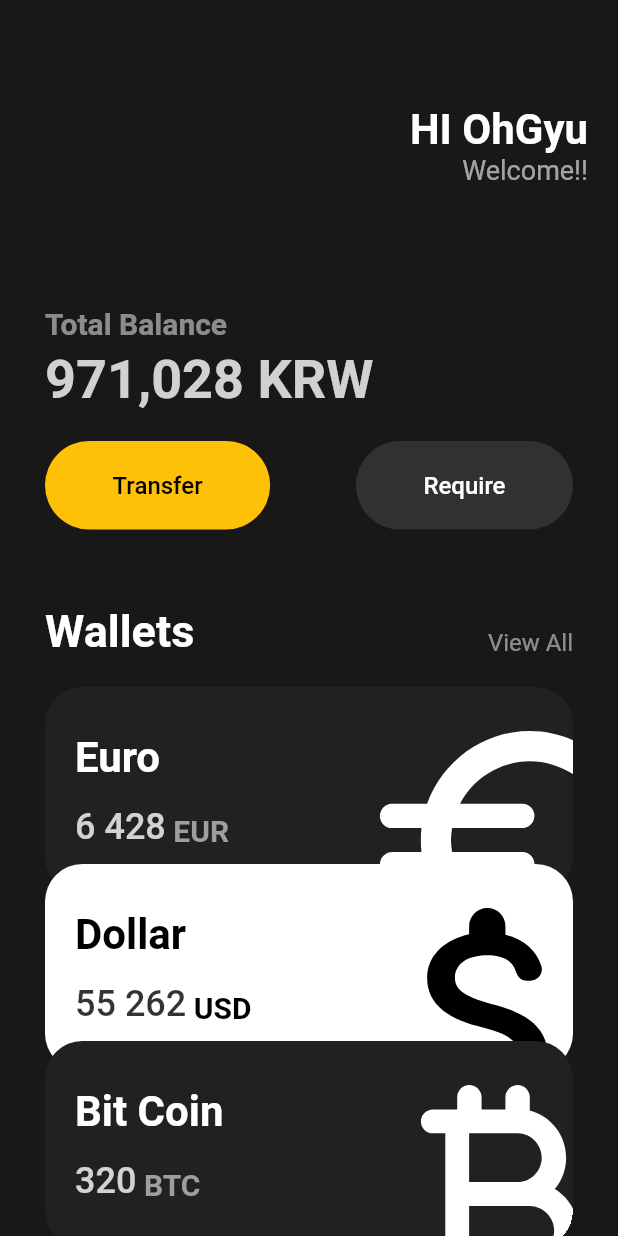
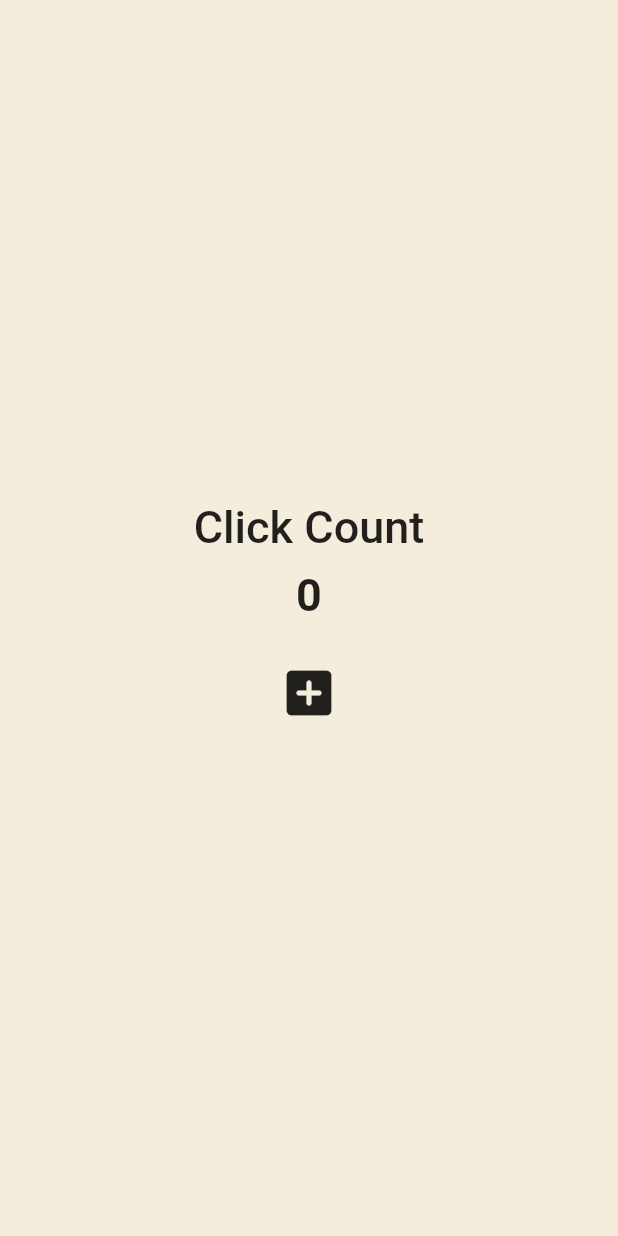
Before and after one commit to Oh9yu/flutterPractice, a Flutter app: the screen it shows after launch, on a phone screen of 412 x 824 dp. Run offline on Flutter 3.47's test engine with Material 2 defaults, Android fonts, the phone set to English and light mode, and no system bars.

Commit message:
Add : flutter stateful Widget

```diff
--- a/lib/Widget/cardui.dart
+++ b/lib/Widget/cardui.dart
@@ -8,6 +8,7 @@ class CardUI extends StatelessWidget {
   final Color titleColor;
   final Color locColor;
   final IconData icon;
+  final double offset;
 
   const CardUI(
       {super.key,
@@ -17,11 +18,14 @@ class CardUI extends StatelessWidget {
       required this.loc,
       required this.titleColor,
       required this.locColor,
-      required this.icon});
+      required this.icon,
+      required this.offset});
 
   @override
   Widget build(BuildContext context) {
-    return Container(
+    return Transform.translate(
+      offset: Offset(0, -offset),
+      child: Container(
         clipBehavior: Clip.hardEdge,
         decoration: BoxDecoration(
           borderRadius: BorderRadius.circular(25),
@@ -83,6 +87,7 @@ class CardUI extends StatelessWidget {
             ],
           ),
         ),
+      ),
     );
   }
 }
--- a/lib/main.dart
+++ b/lib/main.dart
@@ -3,8 +3,59 @@ import 'package:flutter_practice/Widget/Button.dart';
 import 'package:flutter_practice/Widget/cardui.dart';
 
 void main() {
-  runApp(App());
+  runApp(Stateapp());
 }
+
+class Stateapp extends StatefulWidget {
+  const Stateapp({super.key});
+
+  @override
+  State<Stateapp> createState() => _StateappState();
+}
+
+class _StateappState extends State<Stateapp> {
+  List<int> numberlist = [];
+  int counter = 0;
+
+  void clickHandler() {
+    setState(() {
+      counter++;
+      numberlist.add(counter);
+    });
+  }
+
+  @override
+  Widget build(BuildContext context) {
+    return MaterialApp(
+      home: Scaffold(
+        backgroundColor: Color(0xFFF4EDDB),
+        body: Center(
+          child: Column(
+            mainAxisAlignment: MainAxisAlignment.center,
+            children: [
+              Text('Click Count',
+                  style: TextStyle(fontSize: 30, fontWeight: FontWeight.w500)),
+              SizedBox(height: 10),
+              Text(
+                '$counter',
+                style: TextStyle(fontSize: 30, fontWeight: FontWeight.w700),
+              ),
+              SizedBox(
+                height: 20,
+              ),
+              IconButton(
+                  iconSize: 40,
+                  onPressed: clickHandler,
+                  icon: Icon(Icons.add_box_rounded)),
+            ],
+          ),
+        ),
+      ),
+    );
+  }
+}
+
+//stateless Widget
 
 class App extends StatelessWidget {
   @override
@@ -118,28 +169,28 @@ class App extends StatelessWidget {
                         loc: 'EUR',
                         titleColor: Colors.white,
                         locColor: Colors.grey,
-                          icon: Icons.euro_rounded),
-                      Transform.translate(
-                        offset: Offset(0, -20),
-                        child: CardUI(
+                        icon: Icons.euro_rounded,
+                        offset: 0,
+                      ),
+                      CardUI(
                         title: 'Dollar',
                         bgColor: Colors.white,
                         cost: '55 262',
                         loc: 'USD',
                         titleColor: Colors.black,
                         locColor: Colors.black,
-                            icon: Icons.attach_money_rounded),
+                        icon: Icons.attach_money_rounded,
+                        offset: 20,
                       ),
-                      Transform.translate(
-                        offset: Offset(0, -40),
-                        child: CardUI(
+                      CardUI(
                         title: 'Bit Coin',
                         bgColor: Color(0xFF1F2123),
                         cost: '320',
                         loc: 'BTC',
                         titleColor: Colors.white,
                         locColor: Colors.grey,
-                            icon: Icons.currency_bitcoin_rounded),
+                        icon: Icons.currency_bitcoin_rounded,
+                        offset: 40,
                       )
                     ],
                   ),
```
Lines whose indentation alone changed are shown as unchanged.
